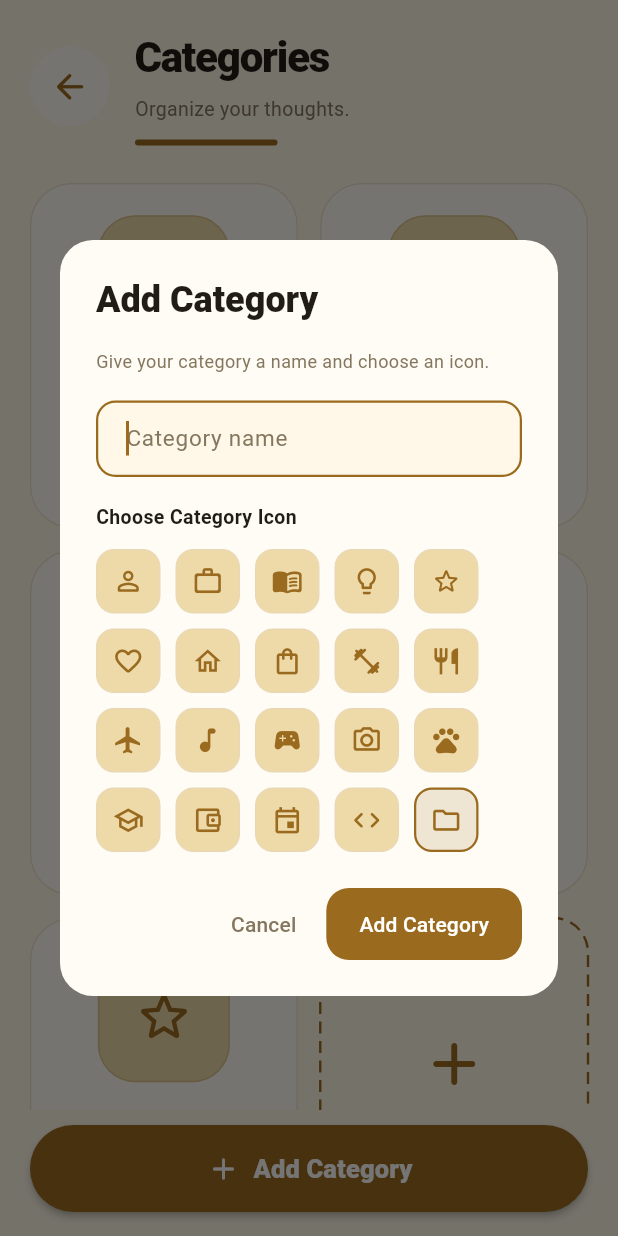
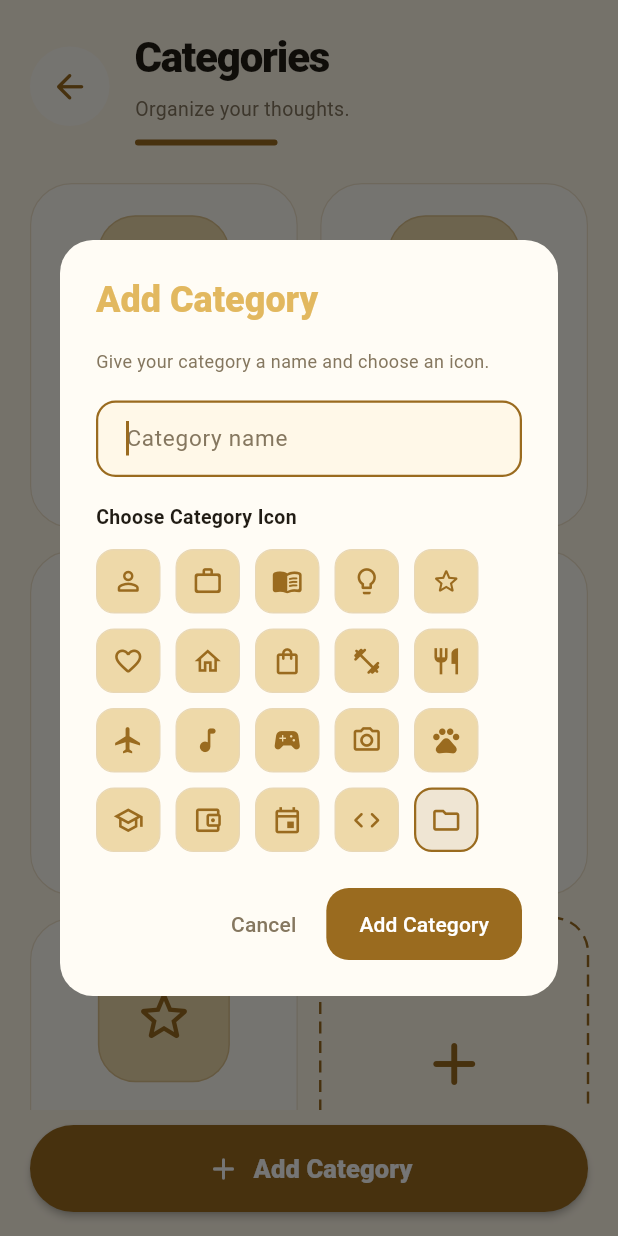
Before and after one commit to quratulainnadeem40/MindShelf_note, a Flutter app: the CategoriesScreen screen opened directly, after a tap on "Add Category", on a phone screen of 412 x 824 dp. Run offline on Flutter 3.47's test engine with Material 3 defaults, Android fonts, the phone set to English and light mode, and no system bars; our stand-ins replace image_picker, shared_preferences; missing offline and left inert: flutter_quill; accounts and stored records are empty.

Commit message:
feat: add devtools options configuration and update category screen color scheme

```diff
--- /dev/null
+++ b/devtools_options.yaml
@@ -0,0 +1,3 @@
+description: This file stores settings for Dart & Flutter DevTools.
+documentation: https://docs.flutter.dev/tools/devtools/extensions#configure-extension-enablement-states
+extensions:
--- a/lib/screens/category_screen.dart
+++ b/lib/screens/category_screen.dart
@@ -3,7 +3,6 @@ import 'package:flutter/material.dart';
 import 'package:shared_preferences/shared_preferences.dart';
 
 import 'package:mindshelf_note/services/local_storage_service.dart';
-import 'package:mindshelf_note/services/note_service.dart' hide NoteServices;
 
 import '../models/note_model.dart';
 import '../theme/color_app.dart';
@@ -28,6 +27,8 @@ class CategoriesScreen extends StatefulWidget {
 
 class _CategoriesScreenState extends State<CategoriesScreen> {
   final NoteServices _service = NoteServices();
+
+  static const Color _gold = Color(0xFFE2B85F);
 
   List<String> _categories = [];
   List<NoteModel> _notes = [];
@@ -256,7 +257,7 @@ class _CategoriesScreenState extends State<CategoriesScreen> {
               title: Text(
                 isEditing ? 'Rename Category' : 'Add Category',
                 style: TextStyle(
-                  color: _textColor,
+                  color: _gold,
                   fontWeight: FontWeight.w800,
                 ),
               ),
```
